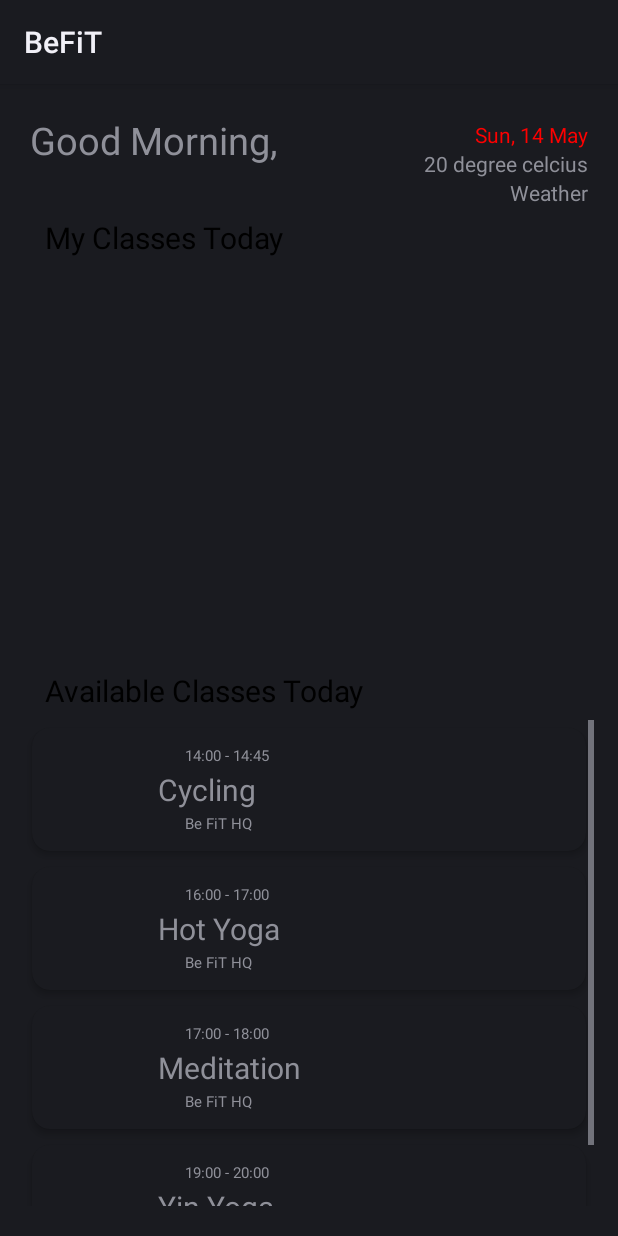
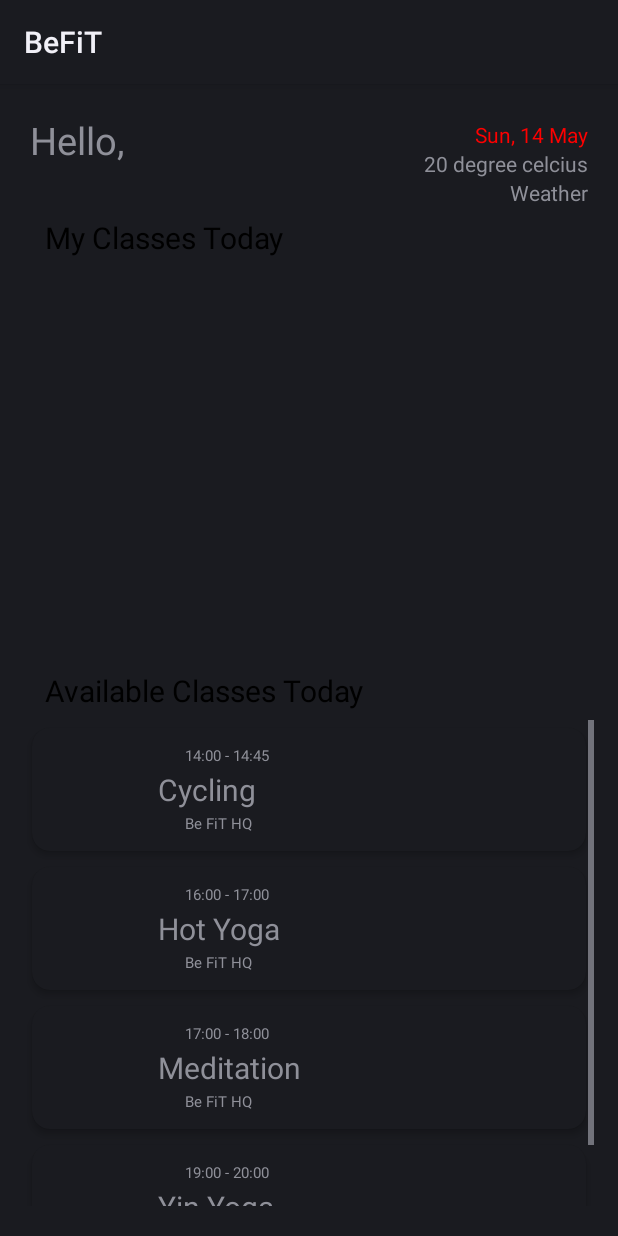
Before and after one commit to efer0012/FIT5046-2, an Android app: the fragment HomeFragment shown on its own in the app's theme, on a phone screen of 412 x 824 dp. Run offline under Robolectric (Android 15) with nearby library versions, the phone set to English and light mode, and no system bars; our stand-ins replace Firebase (no records; nobody signed in at launch, a user with empty details on screens opened directly), Room's generated code; 1 statement that could not run was skipped.

Commit message:
Edward: fix home fragment error

```diff
--- a/app/src/main/AndroidManifest.xml
+++ b/app/src/main/AndroidManifest.xml
@@ -10,6 +10,7 @@
         android:fullBackupContent="@xml/backup_rules"
         android:icon="@mipmap/ic_launcher"
         android:label="@string/app_name"
+        android:usesCleartextTraffic="true"
         android:supportsRtl="true"
         android:theme="@style/Theme.BeFiT"
         tools:targetApi="31">
--- a/app/src/main/java/com/example/befit/fragment/HomeFragment.java
+++ b/app/src/main/java/com/example/befit/fragment/HomeFragment.java
@@ -75,7 +75,7 @@ public class HomeFragment extends Fragment {
             @Override
             public void onCallback(Customer customer) {
                 // set name
-                addBinding.homeCustname.setText(customer.firstName);
+                addBinding.homeCustname.setText(customer.firstName + " " + customer.lastName);
             }
         });
 
--- a/app/src/main/res/layout/home_fragment.xml
+++ b/app/src/main/res/layout/home_fragment.xml
@@ -14,7 +14,7 @@
         android:layout_marginStart="20dp"
         android:layout_marginTop="20dp"
         android:gravity="center_horizontal"
-        android:text="Good Morning,"
+        android:text="Hello, "
         android:textSize="25sp"
         app:layout_constraintStart_toStartOf="parent"
         app:layout_constraintTop_toTopOf="parent" />
```
